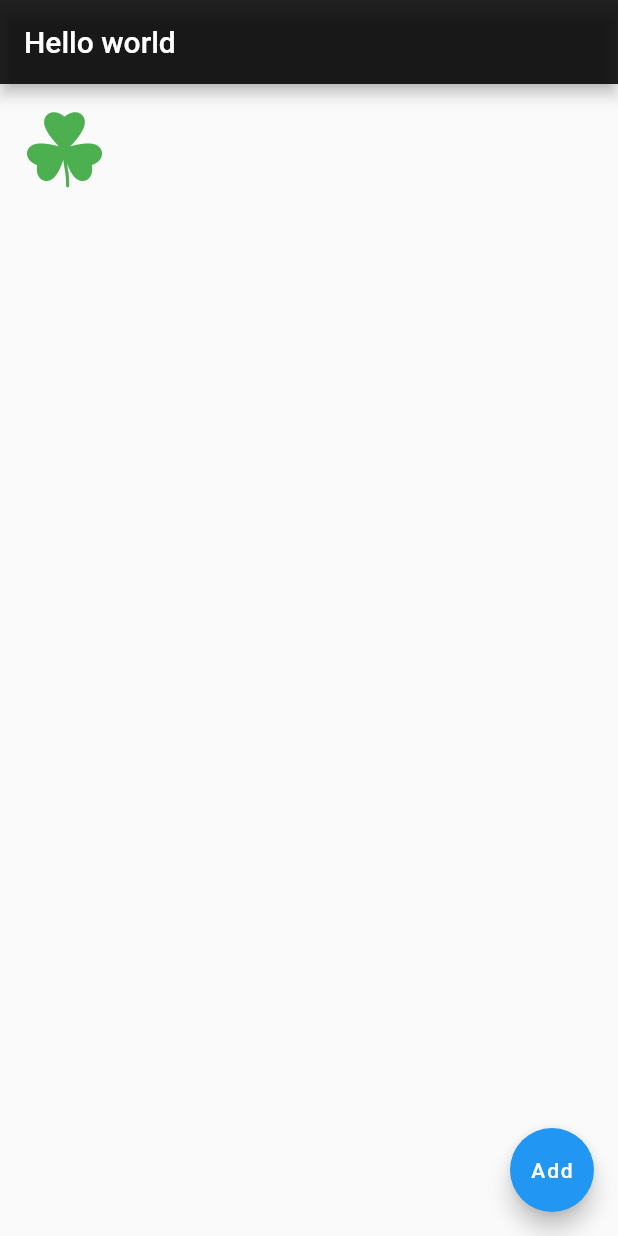
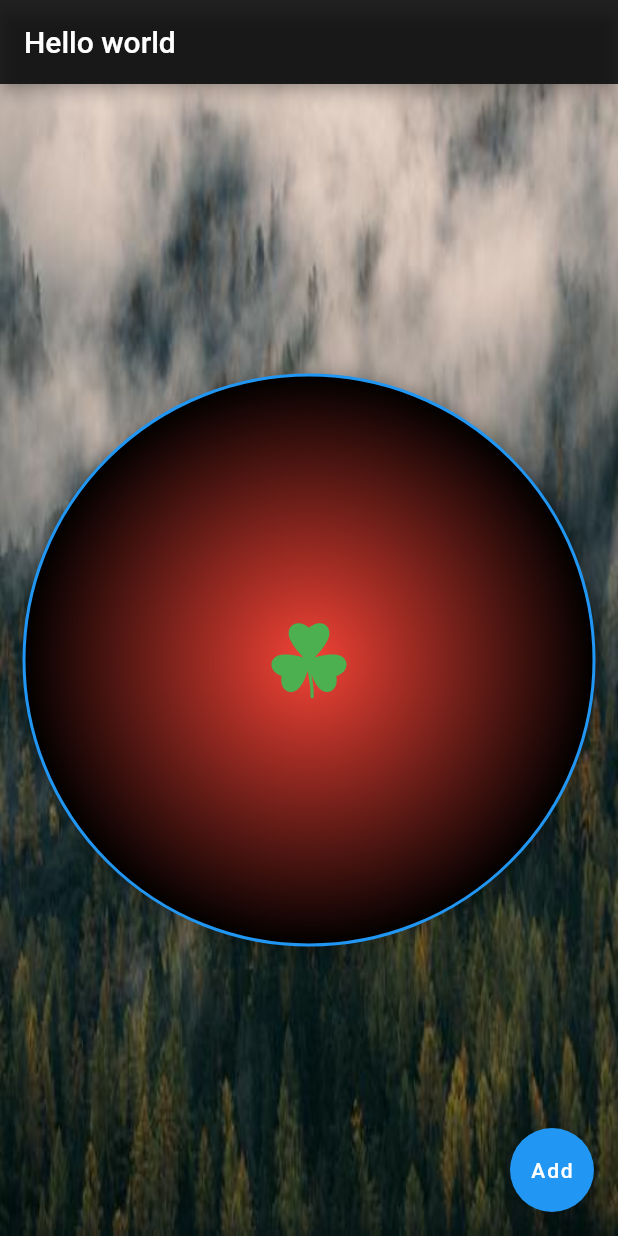
Before and after one commit to laulim/my-flutter-app, a Flutter app: the screen it shows after launch, on a phone screen of 412 x 824 dp. Run offline on Flutter 3.47's test engine with Material 2 defaults, Android fonts, the phone set to English and light mode, and no system bars.

Commit message:
T - decoration

```diff
--- a/lib/main.dart
+++ b/lib/main.dart
@@ -1,3 +1,5 @@
+
+import 'dart:ui';
 
 import 'package:flutter/material.dart';
 import 'package:my_app/custom_icons.dart';
@@ -19,6 +21,24 @@ var icon = IconButton(
             },
           );
 
+var alignIcon = Align(
+          alignment: Alignment.topLeft,
+          child: Padding(
+            padding: EdgeInsets.all(10),
+            child: icon,
+          )
+        );
+const boxShadow = BoxShadow(
+                  color: Colors.black26,
+                  spreadRadius: 3,
+                  blurRadius: 10,
+                  offset: Offset(3,3)
+                );
+
+const imageProvider = DecorationImage(
+  image: AssetImage('assets/images/img1.jpeg'),
+  fit: BoxFit.fill,
+);
 class FlutterTutApp extends StatelessWidget {
   const FlutterTutApp({Key? key}) : super(key: key);
 
@@ -31,12 +51,36 @@ class FlutterTutApp extends StatelessWidget {
           title: const Text('Hello world'),
           backgroundColor: Colors.black87,
         ),
-        body: Align(
-          alignment: Alignment.topLeft,
-          child: Padding(
-            padding: EdgeInsets.all(10),
-            child: icon,
-          )
+        body: Container(
+          alignment: Alignment.center,
+          decoration: const BoxDecoration(
+            image: imageProvider,
+          ),
+          child: Container(
+              // color: Colors.blue[50],
+              child: icon,
+              // height: 300,
+              // width: 300,
+              padding: EdgeInsets.all(20),
+              margin: EdgeInsets.all(15),
+              alignment: Alignment.center,
+              // transform: Matrix4.rotationZ(20),
+              decoration: BoxDecoration(
+                color: Colors.blue[100],
+                // borderRadius: BorderRadius.circular(30),
+                shape: BoxShape.circle,
+                border: Border.all(
+                  width: 2,
+                  color: Colors.blue,
+                ),
+                boxShadow: const  [
+                  boxShadow,
+                ],
+                gradient: const RadialGradient(
+                  colors: [Colors.red, Colors.black],
+                )
+              ),
+            ),
         ),
         floatingActionButton: FloatingActionButton(
           child: Text('Add'),
```
